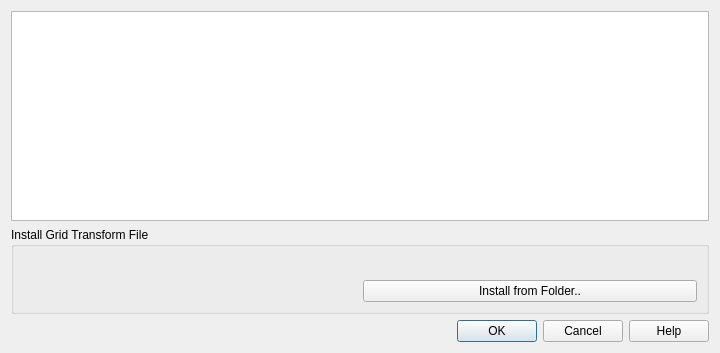
Qt form src/ui/qgsinstallgridshiftdialog.ui (carsmie/QGIS) before a commit.
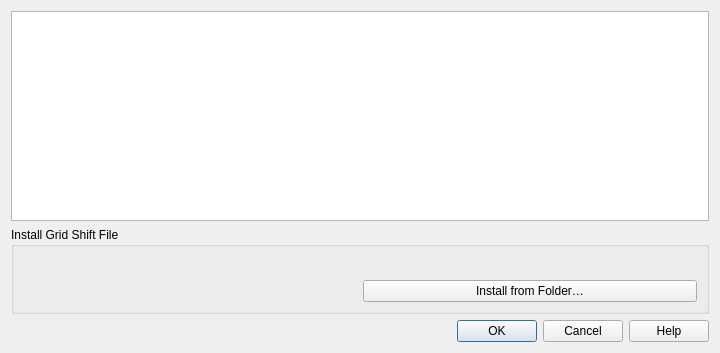
The same form after that commit.

Commit message: translation string fixes [ci skip]

Diff of the .ui file:
```diff
--- a/src/ui/qgsinstallgridshiftdialog.ui
+++ b/src/ui/qgsinstallgridshiftdialog.ui
@@ -68,7 +68,7 @@
    <item row="1" column="0" colspan="2">
     <widget class="QGroupBox" name="groupBox">
      <property name="title">
-      <string>Install Grid Transform File</string>
+      <string>Install Grid Shift File</string>
      </property>
      <layout class="QGridLayout" name="gridLayout_2">
       <item row="0" column="0" colspan="2">
@@ -94,7 +94,7 @@
       <item row="1" column="1">
        <widget class="QPushButton" name="mInstallButton">
         <property name="text">
-         <string>Install from Folder..</string>
+         <string>Install from Folder…</string>
         </property>
        </widget>
       </item>
```
The commit also changes 2 other files.
